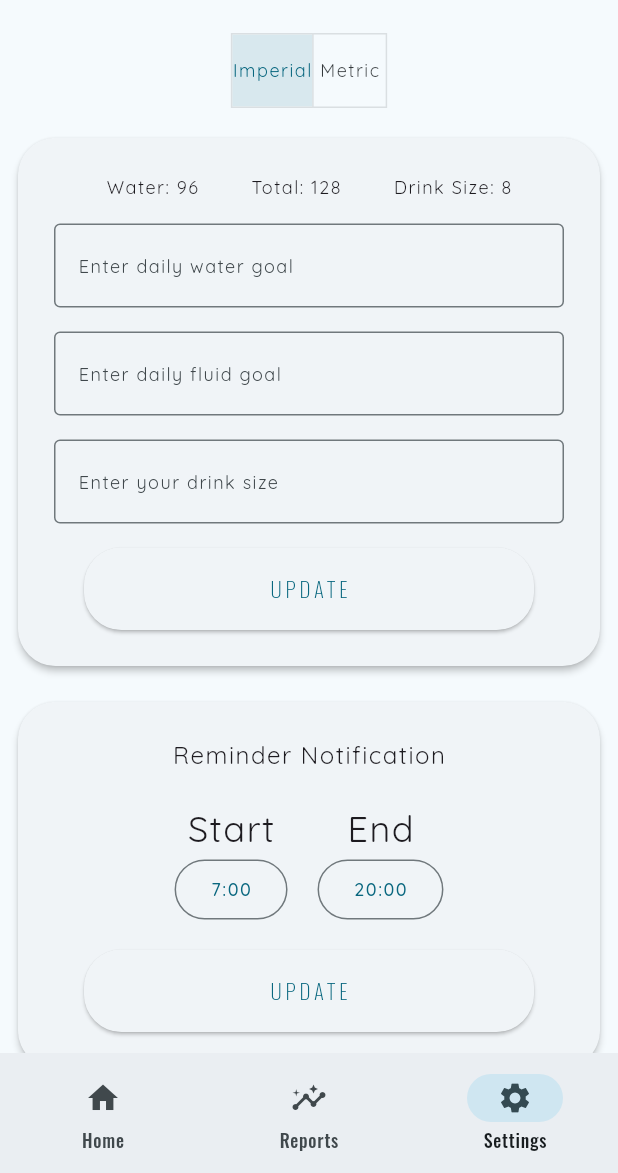
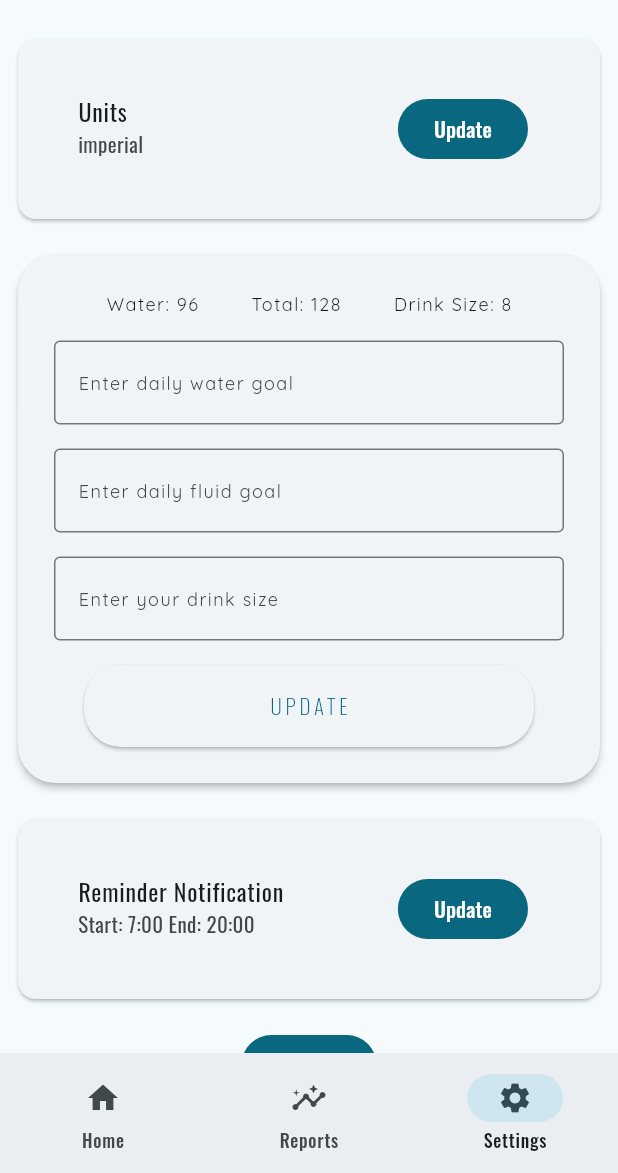
Before and after one commit to swsvindland/fitness-mobile, a Flutter app: the HomePage screen opened by its route, item 3 of the bottom bar chosen, on a phone screen of 412 x 824 dp, the part 63-1236 px from its top. Run offline on Flutter 3.47's test engine with Material 3 defaults, Android fonts, the phone set to English and light mode, and no system bars; our stand-ins replace carousel_slider, cloud_firestore, community_charts_flutter, firebase_analytics, firebase_auth, firebase_core and 6 more; missing offline and left inert: os_detect; accounts and stored records are empty; generated files the repository leaves out were written again; network calls fail.

Commit message:
update reminder notification and unit settings

```diff
--- a/apps/water_track/lib/l10n/app_en.arb
+++ b/apps/water_track/lib/l10n/app_en.arb
@@ -30,7 +30,6 @@
     "about": "About",
     "aboutPageCreditsDesigned": "Designed by",
     "aboutPageCreditsBuilt": "Built by",
-    "aboutPageCreditsBuilt": "Built by",
     "aboutPageVersion": "Version",
     "logOut": "Log Out",
     "googleSignIn": "Continue with Google",
@@ -44,5 +43,6 @@
     "deleteAccount": "Delete Account",
     "deleteAccountConfirm": "This will delete your account and all user data forever. Are you sure?",
     "delete": "Delete",
-    "cancel": "Cancel"
+    "cancel": "Cancel",
+    "units": "Units"
 }
--- /dev/null
+++ b/apps/water_track/lib/widgets/settings/notification/notification.dart
@@ -0,0 +1,47 @@
+import 'package:flutter/material.dart';
+import 'package:provider/provider.dart';
+import 'package:models/models.dart';
+import 'package:flutter_gen/gen_l10n/app_localizations.dart';
+
+import 'notification_form.dart';
+
+class Notifications extends StatefulWidget {
+  const Notifications({super.key});
+
+  @override
+  State<Notifications> createState() => _NotificationState();
+}
+
+class _NotificationState extends State<Notifications> {
+  @override
+  Widget build(BuildContext context) {
+    final preferences = Provider.of<Preferences>(context);
+
+    handleAction() {
+      showModalBottomSheet<void>(
+        context: context,
+        builder: (BuildContext context) {
+          return NotificationForm(preferences: preferences);
+        },
+      );
+    }
+
+    return Card(
+      child: Padding(
+        padding: const EdgeInsets.all(24),
+        child: ListTile(
+          title: Text(AppLocalizations.of(context)!.reminderNotification),
+          subtitle: Text("Start: ${(preferences.start)}:00 End: ${(preferences.end)}:00"),
+          trailing: FilledButton(
+            onPressed: handleAction,
+            child: Text(
+              AppLocalizations.of(context)!.update,
+            ),
+          ),
+        ),
+      ),
+    );
+  }
+}
+
+enum SexOptions { male, female }
--- a/apps/water_track/lib/widgets/settings/notifications.dart
+++ b/apps/water_track/lib/widgets/settings/notification/notification_form.dart
@@ -1,66 +1,59 @@
+import 'package:api/body_database_service.dart';
 import 'package:firebase_auth/firebase_auth.dart';
 import 'package:flutter/material.dart';
-import 'package:google_fonts/google_fonts.dart';
 import 'package:provider/provider.dart';
-import 'package:api/api.dart';
+import 'package:models/models.dart';
 import 'package:flutter_gen/gen_l10n/app_localizations.dart';
-import 'package:models/models.dart';
 
-class Notifications extends StatefulWidget {
-  const Notifications({super.key});
+class NotificationForm extends StatefulWidget {
+  final Preferences preferences;
+
+  const NotificationForm({super.key, required this.preferences});
 
   @override
-  State<Notifications> createState() => _NotificationsState();
+  State<NotificationForm> createState() => _NotificationFormState();
 }
 
-class _NotificationsState extends State<Notifications> {
-  final db = WaterDatabaseService();
+class _NotificationFormState extends State<NotificationForm> {
+  final db = BodyDatabaseService();
   late int start;
   late int end;
   bool set = false;
 
-  void update(User? user, Preferences preferences) {
-    preferences.setStartTime(start);
-    preferences.setEndTime(end);
+  void update(User? user) {
+    widget.preferences.setStartTime(start);
+    widget.preferences.setEndTime(end);
     set = false;
 
-    db.updatePreferences(user!.uid, preferences);
+    db.updatePreferences(user!.uid, widget.preferences);
   }
 
   @override
   Widget build(BuildContext context) {
     final user = Provider.of<User?>(context);
-    final preferences = Provider.of<Preferences>(context);
 
     setState(() {
       if (!set) {
-        start = preferences.start;
-        end = preferences.end;
+        start = widget.preferences.start;
+        end = widget.preferences.end;
       }
     });
 
-    return Card(
-      elevation: 2,
-      shape: RoundedRectangleBorder(
-        borderRadius: BorderRadius.circular(25),
-      ),
+    return SizedBox(
+      height: 250,
       child: Padding(
         padding: const EdgeInsets.all(24),
         child: Column(
           children: [
-            Text(AppLocalizations.of(context)!.reminderNotification, style: GoogleFonts.quicksand(fontSize: 16, letterSpacing: 1),),
-            const SizedBox(height: 20),
+            const Text('Reminder Notification'),
+            const SizedBox(height: 16),
             Row(
               mainAxisAlignment: MainAxisAlignment.center,
               crossAxisAlignment: CrossAxisAlignment.center,
               children: [
                 Column(
                   children: [
-                    Text(
-                      AppLocalizations.of(context)!.start,
-                      textAlign: TextAlign.center,
-                      style: GoogleFonts.quicksand( fontSize: 24, letterSpacing: 1),
-                    ),
+                    const Text('Start'),
                     OutlinedButton(
                       onPressed: () async {
                         TimeOfDay? picked = await showTimePicker(
@@ -80,18 +73,14 @@ class _NotificationsState extends State<Notifications> {
                           set = true;
                         });
                       },
-                      child: Text('$start:00', style: GoogleFonts.quicksand(fontSize: 12, letterSpacing: 1),),
+                      child: Text('$start:00'),
                     ),
                   ],
                 ),
-                const SizedBox(width: 20),
+                const SizedBox(width: 16),
                 Column(
                   children: [
-                    Text(
-                      AppLocalizations.of(context)!.end,
-                      textAlign: TextAlign.center,
-                      style: GoogleFonts.quicksand(fontSize: 24, letterSpacing: 1),
-                    ),
+                    const Text('End'),
                     OutlinedButton(
                       onPressed: () async {
                         TimeOfDay? picked = await showTimePicker(
@@ -111,26 +100,21 @@ class _NotificationsState extends State<Notifications> {
                           set = true;
                         });
                       },
-                      child: Text('$end:00', style: GoogleFonts.quicksand(fontSize: 12, letterSpacing: 1),),
-                    )
+                      child: Text('$end:00'),
+                    ),
                   ],
-                )
+                ),
               ],
             ),
             const SizedBox(height: 16),
-            ElevatedButton(
+            FilledButton(
               onPressed: () {
-                update(user, preferences);
+                update(user);
               },
               child: Text(
-                AppLocalizations.of(context)!.update.toUpperCase(),
-                style: const TextStyle(
-                  fontSize: 14.0,
-                  letterSpacing: 2.5,
-                  fontWeight: FontWeight.w100,
-                ),
+                AppLocalizations.of(context)!.update,
               ),
-            ),
+            )
           ],
         ),
       ),
--- a/apps/water_track/lib/widgets/settings/settings.dart
+++ b/apps/water_track/lib/widgets/settings/settings.dart
@@ -1,12 +1,12 @@
 import 'package:flutter/material.dart';
 import 'package:utils/sign_in.dart';
+import 'package:water_track/widgets/settings/units/unit.dart';
 import 'package:widgets/delete_account.dart';
-import 'package:water_track/widgets/settings/unit_switch.dart';
 import 'package:flutter_gen/gen_l10n/app_localizations.dart';
 
 import 'package:utils/constants.dart';
 import 'goals.dart';
-import 'notifications.dart';
+import 'notification/notification.dart';
 
 class Settings extends StatelessWidget {
   const Settings({super.key});
@@ -24,7 +24,7 @@ class Settings extends StatelessWidget {
               mainAxisAlignment: MainAxisAlignment.center,
               crossAxisAlignment: CrossAxisAlignment.center,
               children: <Widget>[
-                const UnitSwitch(),
+                const Unit(),
                 const SizedBox(height: 16),
                 const Goals(),
                 const SizedBox(height: 16),
--- a/apps/water_track/lib/widgets/settings/unit_switch.dart
+++ /dev/null
@@ -1,55 +0,0 @@
-import 'package:firebase_auth/firebase_auth.dart';
-import 'package:flutter/material.dart';
-import 'package:google_fonts/google_fonts.dart';
-import 'package:provider/provider.dart';
-import 'package:api/api.dart';
-import 'package:flutter_gen/gen_l10n/app_localizations.dart';
-import 'package:models/models.dart';
-
-class UnitSwitch extends StatefulWidget {
-  const UnitSwitch({super.key});
-
-  @override
-  State<UnitSwitch> createState() => _UnitSwitchState();
-}
-
-class _UnitSwitchState extends State<UnitSwitch> {
-  final db = WaterDatabaseService();
-  final isSelected = [true, false];
-
-  void onPressed(User? user, Preferences preferences) {
-    if (preferences.unit == 'imperial' && isSelected[0]) return;
-    if (preferences.unit == 'metric' && isSelected[1]) return;
-
-    preferences.changeUnit();
-    db.updatePreferences(user!.uid, preferences);
-  }
-
-  @override
-  Widget build(BuildContext context) {
-    final user = Provider.of<User?>(context);
-    final preferences = Provider.of<Preferences>(context);
-
-    return ToggleButtons(
-      onPressed: (int index) {
-        setState(() {
-          isSelected[0] = false;
-          isSelected[1] = false;
-          isSelected[index] = !isSelected[index];
-        });
-        onPressed(user, preferences);
-      },
-      isSelected: isSelected,
-      children: [
-        Text(
-          AppLocalizations.of(context)!.imperial,
-          style: GoogleFonts.quicksand(fontSize: 12, letterSpacing: 1),
-        ),
-        Text(
-          AppLocalizations.of(context)!.metric,
-          style: GoogleFonts.quicksand(fontSize: 12, letterSpacing: 1),
-        )
-      ],
-    );
-  }
-}
--- /dev/null
+++ b/apps/water_track/lib/widgets/settings/units/unit.dart
@@ -0,0 +1,46 @@
+import 'package:flutter/material.dart';
+import 'package:provider/provider.dart';
+import 'package:models/models.dart';
+import 'package:flutter_gen/gen_l10n/app_localizations.dart';
+import 'package:water_track/widgets/settings/units/unit_form.dart';
+
+class Unit extends StatefulWidget {
+  const Unit({super.key});
+
+  @override
+  State<Unit> createState() => _UnitState();
+}
+
+class _UnitState extends State<Unit> {
+  @override
+  Widget build(BuildContext context) {
+    final preferences = Provider.of<Preferences>(context);
+
+    handleAction() {
+      showModalBottomSheet<void>(
+        context: context,
+        builder: (BuildContext context) {
+          return UnitForm(preferences: preferences);
+        },
+      );
+    }
+
+    return Card(
+      child: Padding(
+        padding: const EdgeInsets.all(24),
+        child: ListTile(
+          title: Text(AppLocalizations.of(context)!.units),
+          subtitle: Text(preferences.unit),
+          trailing: FilledButton(
+            onPressed: handleAction,
+            child: Text(
+              AppLocalizations.of(context)!.update,
+            ),
+          ),
+        ),
+      ),
+    );
+  }
+}
+
+enum UnitOptions { imperial, metric }
--- a/packages/models/lib/preferences.dart
+++ b/packages/models/lib/preferences.dart
@@ -31,6 +31,10 @@ class Preferences {
 
   void setSex(String value) {
     sex = value;
+  }
+
+  void setUnit(String value) {
+    unit = value;
   }
 
   void setWaterGoal(int value) {
```
Also changed, not shown: apps/water_track/lib/widgets/settings/units/unit_form.dart (added, +85 -0 lines).
